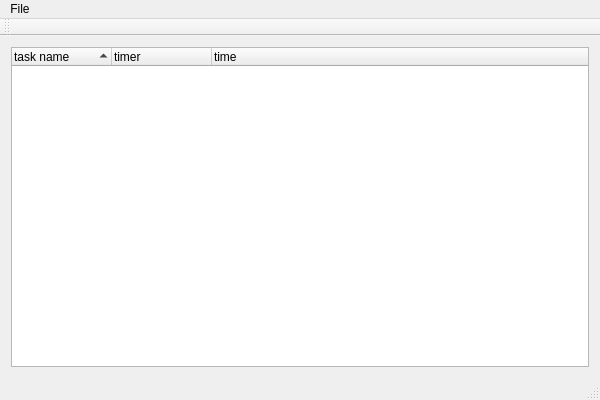
First picture: the form in mainwindow.ui, repository tstaerk/qtimetracker, before the edit.
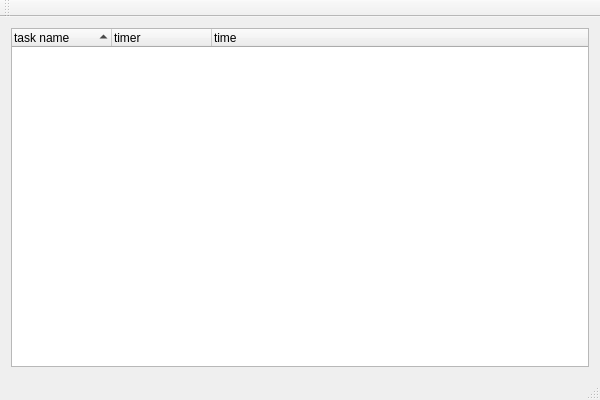
Second picture: the form after the edit.

Commit message: Show progress of timing.

The edit to the form file:
```diff
--- a/mainwindow.ui
+++ b/mainwindow.ui
@@ -42,23 +42,6 @@
     </item>
    </layout>
   </widget>
-  <widget class="QMenuBar" name="menuBar">
-   <property name="geometry">
-    <rect>
-     <x>0</x>
-     <y>0</y>
-     <width>600</width>
-     <height>24</height>
-    </rect>
-   </property>
-   <widget class="QMenu" name="menuHelp">
-    <property name="title">
-     <string>File</string>
-    </property>
-    <addaction name="actionQuit"/>
-   </widget>
-   <addaction name="menuHelp"/>
-  </widget>
   <widget class="QToolBar" name="mainToolBar">
    <attribute name="toolBarArea">
     <enum>TopToolBarArea</enum>
```
The commit also changes 1 other file.
